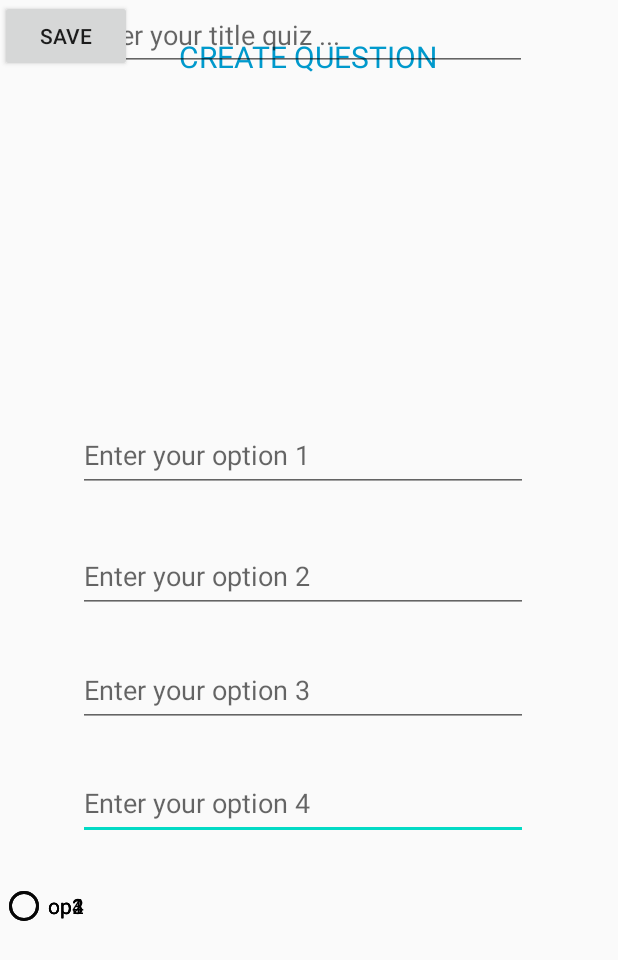
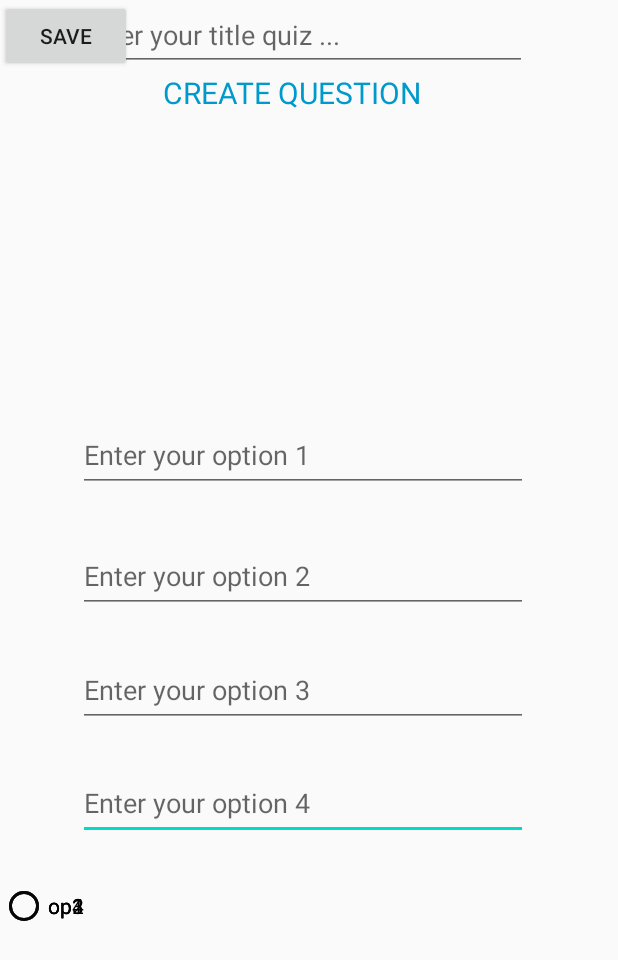
Before and after one commit to DaoDucHieu1712/Quiz_app, an Android app: the screen it shows after launch (CreateQuestionActivity), on a phone screen of 412 x 824 dp. Shown: the top 960 px of the screen. Run offline under Robolectric (Android 15) with nearby library versions, the phone set to English and light mode, and no system bars.

Commit message:
hieudd_27022023

```diff
--- a/app/src/main/res/layout/activity_create_question.xml
+++ b/app/src/main/res/layout/activity_create_question.xml
@@ -93,14 +93,14 @@
         android:layout_width="wrap_content"
         android:layout_height="wrap_content"
         android:layout_marginStart="145dp"
-        android:layout_marginTop="24dp"
+        android:layout_marginTop="48dp"
         android:layout_marginEnd="145dp"
         android:text="CREATE QUESTION"
         android:textColor="@android:color/holo_blue_dark"
         android:textColorLink="@android:color/holo_blue_dark"
         android:textSize="20sp"
         app:layout_constraintEnd_toEndOf="parent"
-        app:layout_constraintHorizontal_bias="0.509"
+        app:layout_constraintHorizontal_bias="0.716"
         app:layout_constraintStart_toStartOf="parent"
         app:layout_constraintTop_toTopOf="parent" />
 
@@ -142,4 +142,18 @@
         tools:layout_editor_absoluteX="271dp"
         tools:layout_editor_absoluteY="575dp" />
 
+    <LinearLayout
+        android:layout_width="365dp"
+        android:layout_height="711dp"
+        android:layout_marginStart="16dp"
+        android:layout_marginTop="16dp"
+        android:layout_marginEnd="30dp"
+        android:layout_marginBottom="4dp"
+        android:orientation="vertical"
+        app:layout_constraintBottom_toBottomOf="parent"
+        app:layout_constraintEnd_toEndOf="parent"
+        app:layout_constraintStart_toStartOf="parent"
+        app:layout_constraintTop_toTopOf="parent"
+        app:layout_constraintVertical_bias="0.0"></LinearLayout>
+
 </android.support.constraint.ConstraintLayout>
```
